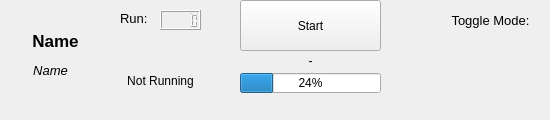
Above: sbndprmdaq/controls.ui from marcodeltutto/SBNDPurityMonitorDAQ before the change; both pictures show x 0 to 550 and y 0 to 120 of the 1000 by 120 pixel window. Below: the same form after it.
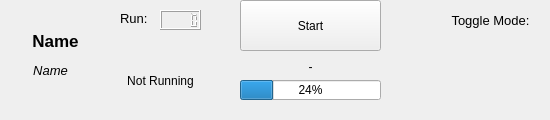
That is the form after the change. Icons and pictures are not drawn. Custom widgets are drawn as their Qt base class.

Patch:
```diff
--- a/sbndprmdaq/controls.ui
+++ b/sbndprmdaq/controls.ui
@@ -209,7 +209,7 @@
     <property name="geometry">
      <rect>
       <x>240</x>
-      <y>73</y>
+      <y>80</y>
       <width>141</width>
       <height>20</height>
      </rect>
@@ -218,22 +218,6 @@
      <number>24</number>
     </property>
    </widget>
-   <widget class="QLabel" name="_progress_label">
-    <property name="geometry">
-     <rect>
-      <x>260</x>
-      <y>50</y>
-      <width>101</width>
-      <height>21</height>
-     </rect>
-    </property>
-    <property name="text">
-     <string>-</string>
-    </property>
-    <property name="alignment">
-     <set>Qt::AlignCenter</set>
-    </property>
-   </widget>
    <widget class="QLCDNumber" name="_lcd_cathode_hv">
     <property name="geometry">
      <rect>
@@ -461,6 +445,22 @@
      <number>7</number>
     </property>
    </widget>
+   <widget class="QLabel" name="_progress_label">
+    <property name="geometry">
+     <rect>
+      <x>260</x>
+      <y>56</y>
+      <width>101</width>
+      <height>21</height>
+     </rect>
+    </property>
+    <property name="text">
+     <string>-</string>
+    </property>
+    <property name="alignment">
+     <set>Qt::AlignCenter</set>
+    </property>
+   </widget>
   </widget>
   <action name="actionShow_Logs">
    <property name="text">
```
Left out of the diff: 9 changed lines with no effect on the pictures.
